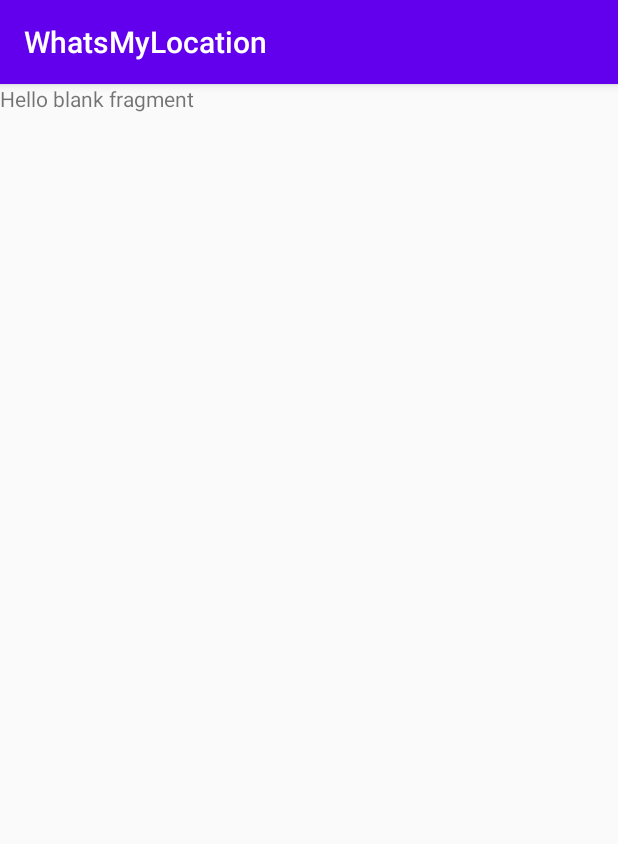
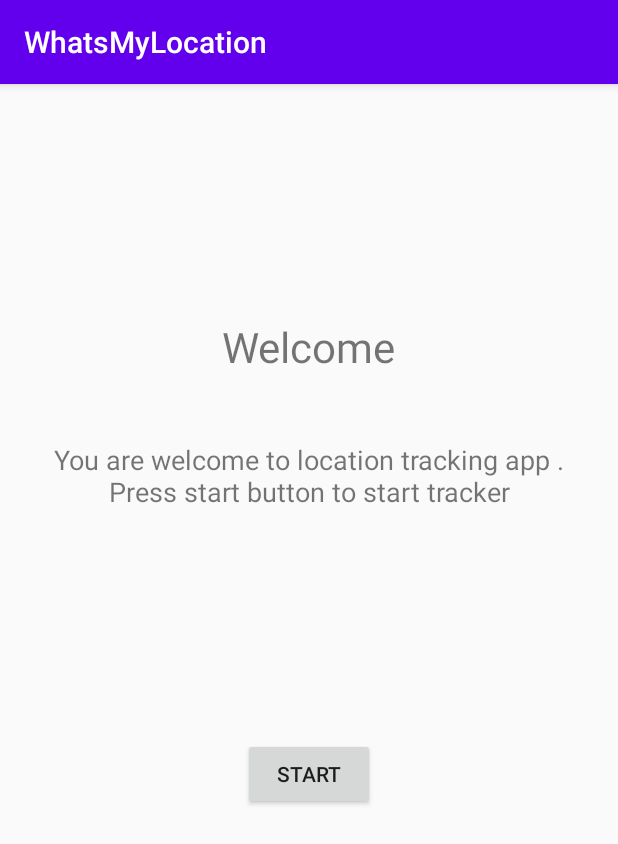
Before and after one commit to techies-it/Android-WhatsMyLocation, an Android app: the screen it shows after launch (MainActivity), on a phone screen of 412 x 824 dp. Shown: the top 844 px of the screen. Run offline under Robolectric (Android 15) with nearby library versions, the phone set to English and light mode, and no system bars; our stand-ins replace data binding.

Commit message:
Setup basic UI structure and navigation for welcome screen

```diff
--- a/app/build.gradle
+++ b/app/build.gradle
@@ -1,8 +1,7 @@
 apply plugin: 'com.android.application'
 apply plugin: 'kotlin-android'
+apply plugin: 'kotlin-android-extensions'
 apply plugin: 'kotlin-kapt'
-apply plugin: 'kotlin-android-extensions'
-apply plugin: "androidx.navigation.safeargs"
 
 android {
     compileSdkVersion 29
--- a/app/src/main/AndroidManifest.xml
+++ b/app/src/main/AndroidManifest.xml
@@ -1,6 +1,9 @@
 <?xml version="1.0" encoding="utf-8"?>
 <manifest xmlns:android="http://schemas.android.com/apk/res/android"
     package="it.techies.whatsmylocation">
+
+    <uses-permission android:name="android.permission.INTERNET"/>
+    <uses-permission android:name="android.permission.ACCESS_FINE_LOCATION"/>
 
     <application
         android:allowBackup="true"
--- a/app/src/main/java/it/techies/whatsmylocation/MainActivity.kt
+++ b/app/src/main/java/it/techies/whatsmylocation/MainActivity.kt
@@ -1,12 +1,61 @@
 package it.techies.whatsmylocation
 
+import android.Manifest
+import android.app.Activity
+import android.content.pm.PackageManager
 import androidx.appcompat.app.AppCompatActivity
 import android.os.Bundle
+import androidx.core.app.ActivityCompat
+import androidx.core.content.ContextCompat
 
 class MainActivity : AppCompatActivity() {
+
+    private val MY_PERMISSIONS_ACCESS_FINE_LOCATION = 123
 
     override fun onCreate(savedInstanceState: Bundle?) {
         super.onCreate(savedInstanceState)
         setContentView(R.layout.activity_main)
+
+        if (ContextCompat.checkSelfPermission(this, Manifest.permission.ACCESS_FINE_LOCATION)
+            != PackageManager.PERMISSION_GRANTED) {
+            // Permission is not granted
+            // Should we show an explanation?
+            if (ActivityCompat.shouldShowRequestPermissionRationale( this,
+                    Manifest.permission.ACCESS_FINE_LOCATION
+                )) {
+                // Show an explanation to the user *asynchronously* -- don't block
+                // this thread waiting for the user's response! After the user
+                // sees the explanation, try again to request the permission.
+            } else {
+                ActivityCompat.requestPermissions(
+                    this,
+                    arrayOf(Manifest.permission.ACCESS_FINE_LOCATION),
+                    MY_PERMISSIONS_ACCESS_FINE_LOCATION)
+            }
+        }else{
+
+        }
+
+
+    }
+
+    override fun onRequestPermissionsResult(
+        requestCode: Int,
+        permissions: Array<out String>,
+        grantResults: IntArray
+    ) {
+        when (requestCode) {
+            MY_PERMISSIONS_ACCESS_FINE_LOCATION -> {
+                // If request is cancelled, the result arrays are empty.
+                if ((grantResults.isNotEmpty() && grantResults[0] == PackageManager.PERMISSION_GRANTED)) {
+                    // permission was granted, yay! Do the
+                    // contacts-related task you need to do.
+                } else {
+                    // permission denied, boo! Disable the
+                    // functionality that depends on this permission.
+                }
+                return
+            }
+        }
     }
 }
--- a/app/src/main/java/it/techies/whatsmylocation/WelcomeFragment.kt
+++ /dev/null
@@ -1,22 +0,0 @@
-package it.techies.whatsmylocation
-
-import android.os.Bundle
-import androidx.fragment.app.Fragment
-import android.view.LayoutInflater
-import android.view.View
-import android.view.ViewGroup
-
-/**
- * A simple [Fragment] subclass.
- */
-class WelcomeFragment : Fragment() {
-
-    override fun onCreateView(
-        inflater: LayoutInflater, container: ViewGroup?,
-        savedInstanceState: Bundle?
-    ): View? {
-        // Inflate the layout for this fragment
-        return inflater.inflate(R.layout.fragment_welcome, container, false)
-    }
-
-}
--- /dev/null
+++ b/app/src/main/java/it/techies/whatsmylocation/welcome/WelcomeFragment.kt
@@ -0,0 +1,49 @@
+package it.techies.whatsmylocation.welcome
+
+import android.Manifest
+import android.Manifest.permission.ACCESS_FINE_LOCATION
+import android.app.Activity
+import android.content.Context
+import android.content.pm.PackageManager
+import android.os.Bundle
+import androidx.fragment.app.Fragment
+import android.view.LayoutInflater
+import android.view.View
+import android.view.ViewGroup
+import androidx.core.app.ActivityCompat
+import androidx.core.content.ContextCompat
+import androidx.databinding.DataBindingUtil
+import androidx.navigation.fragment.findNavController
+import it.techies.whatsmylocation.R
+import it.techies.whatsmylocation.databinding.FragmentWelcomeBinding
+
+/**
+ * A simple [Fragment] subclass.
+ */
+class WelcomeFragment : Fragment() {
+
+
+    override fun onCreateView(
+        inflater: LayoutInflater, container: ViewGroup?,
+        savedInstanceState: Bundle?
+    ): View? {
+        // Inflate view and obtain an instance of the binding class
+        val mBinder: FragmentWelcomeBinding = DataBindingUtil.inflate(
+            inflater,
+            R.layout.fragment_welcome,
+            container,
+            false
+        )
+
+
+
+        mBinder.btStart.setOnClickListener {
+            findNavController().navigate(R.id.action_welcomeFragment_to_dashboardFragment)
+        }
+
+        return mBinder.root
+    }
+
+
+
+}
--- a/app/src/main/res/layout/fragment_welcome.xml
+++ b/app/src/main/res/layout/fragment_welcome.xml
@@ -1,14 +1,52 @@
 <?xml version="1.0" encoding="utf-8"?>
-<FrameLayout xmlns:android="http://schemas.android.com/apk/res/android"
-    xmlns:tools="http://schemas.android.com/tools"
-    android:layout_width="match_parent"
-    android:layout_height="match_parent"
-    tools:context=".WelcomeFragment">
+<layout xmlns:android="http://schemas.android.com/apk/res/android"
+    xmlns:app="http://schemas.android.com/apk/res-auto"
+    xmlns:tools="http://schemas.android.com/tools">
 
-    <!-- TODO: Update blank fragment layout -->
-    <TextView
+    <androidx.constraintlayout.widget.ConstraintLayout
+        android:id="@+id/welcome_layout"
         android:layout_width="match_parent"
         android:layout_height="match_parent"
-        android:text="@string/hello_blank_fragment" />
+        android:orientation="vertical"
+        android:padding="16dp"
+        tools:context=".welcome.WelcomeFragment">
 
-</FrameLayout>
+        <TextView
+            android:id="@+id/welcome_title"
+            android:layout_width="wrap_content"
+            android:layout_height="wrap_content"
+            android:layout_marginTop="140dp"
+            android:text="Welcome"
+            android:textSize="28sp"
+            app:layout_constraintEnd_toEndOf="parent"
+            app:layout_constraintHorizontal_bias="0.5"
+            app:layout_constraintStart_toStartOf="parent"
+            app:layout_constraintTop_toTopOf="parent" />
+
+        <TextView
+            android:id="@+id/tv_description"
+            android:layout_width="wrap_content"
+            android:layout_height="wrap_content"
+            android:layout_marginTop="44dp"
+            android:gravity="center"
+            android:text="You are welcome to location tracking app . Press start button to start tracker"
+            android:textSize="18sp"
+            app:layout_constraintEnd_toEndOf="parent"
+            app:layout_constraintHorizontal_bias="0.5"
+            app:layout_constraintStart_toStartOf="parent"
+            app:layout_constraintTop_toBottomOf="@+id/welcome_title" />
+
+        <Button
+            android:id="@+id/bt_start"
+            android:layout_width="wrap_content"
+            android:layout_height="wrap_content"
+            android:layout_marginTop="152dp"
+            android:text="Start"
+            app:layout_constraintEnd_toEndOf="parent"
+            app:layout_constraintHorizontal_bias="0.5"
+            app:layout_constraintStart_toStartOf="parent"
+            app:layout_constraintTop_toBottomOf="@+id/tv_description" />
+
+    </androidx.constraintlayout.widget.ConstraintLayout>
+
+</layout>
--- a/build.gradle
+++ b/build.gradle
@@ -10,7 +10,6 @@ buildscript {
     dependencies {
         classpath 'com.android.tools.build:gradle:3.6.1'
         classpath "org.jetbrains.kotlin:kotlin-gradle-plugin:$kotlin_version"
-        classpath "android.arch.navigation:navigation-safe-args-gradle-plugin:1.0.0"
 
         // NOTE: Do not place your application dependencies here; they belong
         // in the individual module build.gradle files
```
Also changed, not shown: app/src/main/java/it/techies/whatsmylocation/DashboardFragment.kt (+12 -2 lines), app/src/main/res/layout/activity_main.xml (+4 -3 lines), app/src/main/res/layout/fragment_dashboard.xml (+9 -9 lines), app/src/main/res/layout/fragment_thanks.xml (+10 -9 lines), app/src/main/res/navigation/main_navigation.xml (+7 -3 lines).
